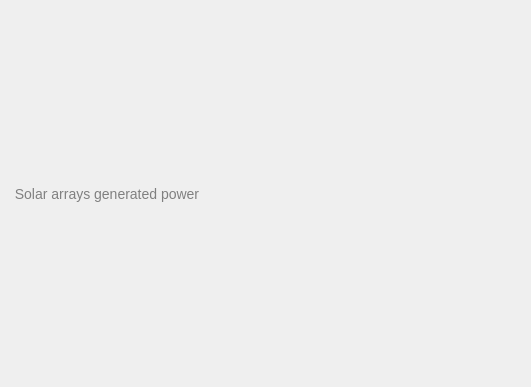
The window that ui/design/qtcreator/power-panel.ui (esaSPICEservice/ess-plugin) describes before a commit, drawn with Qt 5.
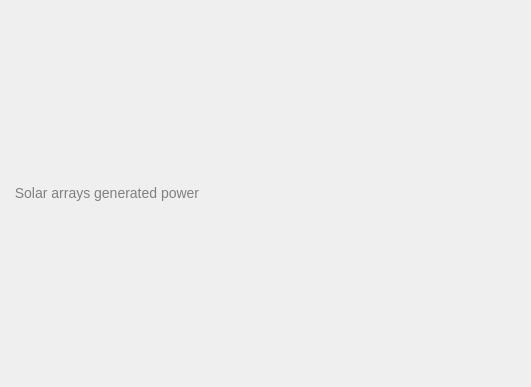
The same window after the commit.

```diff
--- a/ui/design/qtcreator/power-panel.ui
+++ b/ui/design/qtcreator/power-panel.ui
@@ -22,6 +22,12 @@
   <layout class="QVBoxLayout" name="verticalLayout">
    <item>
     <widget class="QLabel" name="label">
+     <property name="sizePolicy">
+      <sizepolicy hsizetype="Preferred" vsizetype="Fixed">
+       <horstretch>0</horstretch>
+       <verstretch>0</verstretch>
+      </sizepolicy>
+     </property>
      <property name="text">
       <string> Solar arrays generated power </string>
      </property>
```
